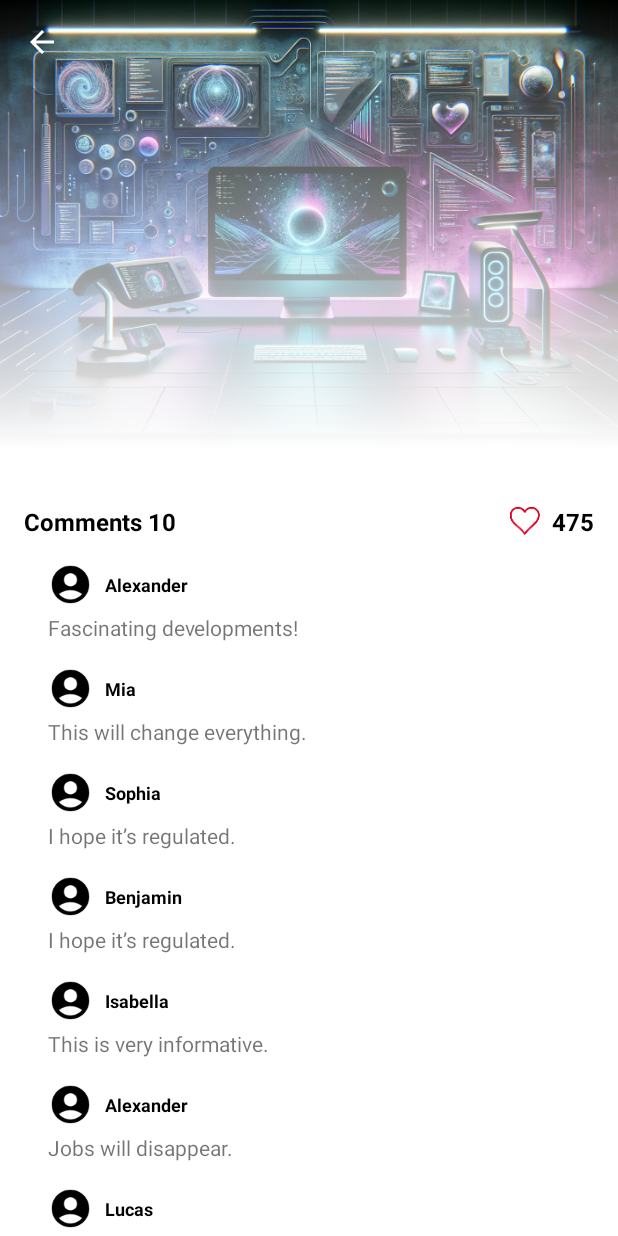
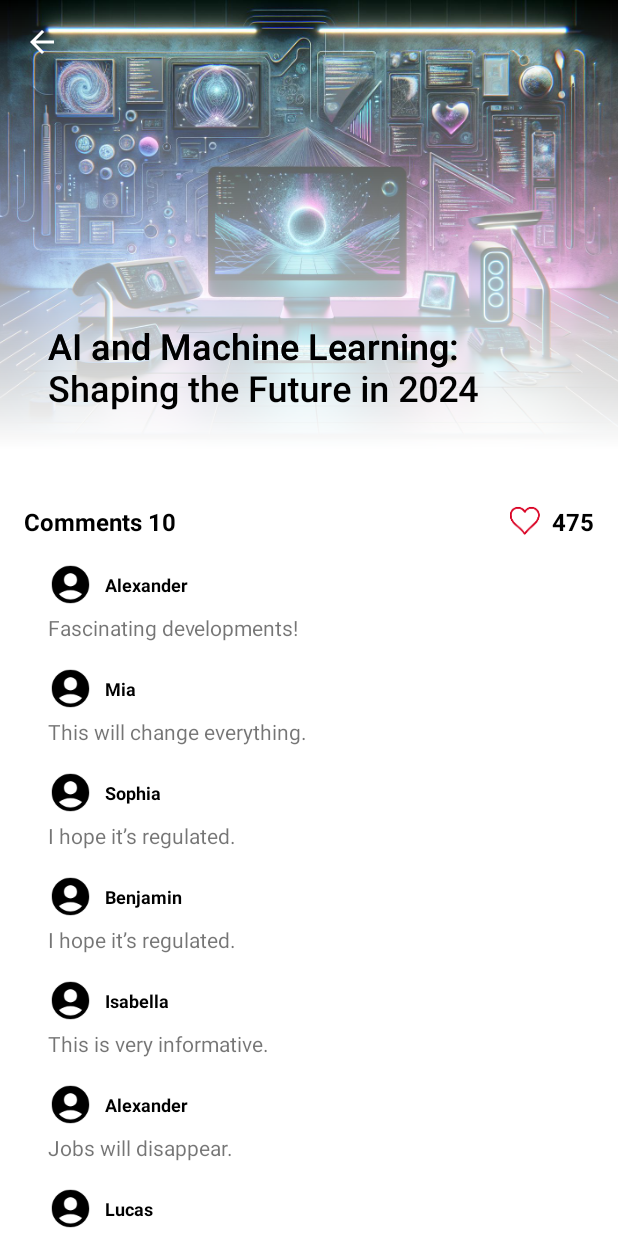
Before and after one commit to dalobarahama/AplikasiSederhana, an Android app: the screen it shows after launch (DetailActivity), after a tap on "AI and Machine Learning: Shaping the Fut", on a phone screen of 412 x 824 dp. Run offline under Robolectric (Android 15) with nearby library versions, the phone set to English and light mode, and no system bars; our stand-ins replace CircleImageView; pictures from the network do not load.

Commit message:
change collapsing toolbar title style and update DummyData

```diff
--- a/app/src/main/java/com/example/pengalatdite/aplikasisederhana/DetailActivity.kt
+++ b/app/src/main/java/com/example/pengalatdite/aplikasisederhana/DetailActivity.kt
@@ -5,7 +5,6 @@ import android.content.Intent
 import android.os.Build
 import android.os.Bundle
 import android.text.Html
-import android.util.Log
 import android.view.MenuItem
 import android.widget.ImageView
 import android.widget.TextView
@@ -17,6 +16,7 @@ import androidx.core.content.ContextCompat
 import androidx.recyclerview.widget.LinearLayoutManager
 import androidx.recyclerview.widget.RecyclerView
 import com.bumptech.glide.Glide
+import com.google.android.material.appbar.CollapsingToolbarLayout
 
 class DetailActivity : AppCompatActivity() {
 
@@ -46,6 +46,7 @@ class DetailActivity : AppCompatActivity() {
         val sbCategories: StringBuilder = StringBuilder()
 
         val toolbar = findViewById<Toolbar>(R.id.toolbar)
+        val collapsingToolbar = findViewById<CollapsingToolbarLayout>(R.id.collapsing_toolbar)
         val bannerImage = findViewById<ImageView>(R.id.bannerImage)
         val loveImage = findViewById<ImageView>(R.id.loveImage)
         val newsDescription = findViewById<TextView>(R.id.newsDescription)
@@ -59,6 +60,7 @@ class DetailActivity : AppCompatActivity() {
         supportActionBar?.setDisplayShowHomeEnabled(true)
         supportActionBar?.setDisplayShowTitleEnabled(false)
         toolbar.navigationIcon?.setTint(ContextCompat.getColor(this, R.color.colorWhite))
+        collapsingToolbar.title = newsData?.judulBerita
 
         totalLikes.text = newsData?.likes.toString()
         totalComments.text = newsData?.comments?.size.toString()
@@ -79,13 +81,18 @@ class DetailActivity : AppCompatActivity() {
                 .load(R.drawable.heart)
                 .into(loveImage)
         }
+
         Glide.with(this)
             .asBitmap()
             .load(newsData!!.gambarBerita)
             .into(bannerImage)
 
-        for (category in newsData!!.categories) {
-            sbCategories.append(category).append(", ")
+        newsData?.categories?.forEachIndexed { index, string ->
+            if (index < (newsData?.categories?.size?.minus(1) ?: 0)) {
+                sbCategories.append(string).append(", ")
+            } else {
+                sbCategories.append(string)
+            }
         }
         categories.text = sbCategories
 
@@ -109,7 +116,6 @@ class DetailActivity : AppCompatActivity() {
                     .load(R.drawable.heart_outline)
                     .into(loveImage)
             }
-            Log.d("onLoveImageClicked", "clicked")
         }
 
         rvComments.layoutManager = LinearLayoutManager(this, RecyclerView.VERTICAL, false)
--- a/app/src/main/java/com/example/pengalatdite/aplikasisederhana/DummyData.kt
+++ b/app/src/main/java/com/example/pengalatdite/aplikasisederhana/DummyData.kt
@@ -9,9 +9,13 @@ object DummyData {
                 judulBerita = "AI and Machine Learning: Shaping the Future in 2024",
                 deskripsiBerita = """
             <p>The year 2024 marks a monumental shift in the world of technology. Groundbreaking innovations in artificial intelligence (AI) and machine learning (ML) are revolutionizing industries from healthcare to transportation. AI-driven systems are now capable of performing tasks once thought impossible, such as diagnosing complex diseases, piloting autonomous vehicles, and even creating original works of art.</p>
+            <br/>
             <p>These advancements are not only boosting efficiency but are also opening doors to a future where technology seamlessly integrates into every aspect of daily life. However, as these technologies evolve, concerns about their impact on human labor are growing, and we are beginning to see the effects on various industries.</p>
+            <br/>
             <p>Experts predict that by 2030, nearly 30% of jobs currently held by humans could be automated. But while some see this as a threat, others see it as an opportunity to upskill the workforce and create jobs in new fields.</p>
+            <br/>
             <p>As AI systems become more autonomous, concerns about data privacy, job displacement, and ethical implications have intensified. The race to regulate AI is becoming urgent, with governments and corporations debating how to ensure these technologies benefit humanity while mitigating risks.</p>
+            <br/>
             <p>2024 is shaping up to be a pivotal year in the tech industry, with far-reaching consequences that will shape our world for decades to come. Whether these changes will be beneficial or detrimental largely depends on how we approach the regulation and implementation of these systems.</p>
         """.trimIndent(),
                 namaPenulis = "John Doe",
@@ -27,9 +31,13 @@ object DummyData {
                 judulBerita = "Global Stock Markets Surge Amid Optimism in 2024",
                 deskripsiBerita = """
             <p>The global stock markets have experienced an unexpected surge, reaching unprecedented highs in 2024. Investors are flocking back to equities, buoyed by strong earnings reports and optimism about the future of the global economy.</p>
+            <br/>
             <p>Despite recent geopolitical tensions and lingering concerns about inflation, the markets have remained resilient, with major indices breaking records. Analysts believe that strong corporate earnings are driving the bullish sentiment, although the long-term sustainability of this trend remains uncertain.</p>
+            <br/>
             <p>Skeptics warn that the market could be due for a correction, especially given the volatility seen in recent years. Some experts believe that the surge is a result of speculative investment rather than sustainable economic growth, and the coming months will be critical in determining the markets' future direction.</p>
+            <br/>
             <p>Nevertheless, many investors are optimistic about the outlook. With interest rates remaining low, the appeal of equities continues to grow. The question on everyone’s mind is whether the current growth will persist or whether we are headed for a significant market adjustment.</p>
+            <br/>
             <p>As investors continue to watch for signs of change, the coming months will be critical in determining whether the markets can maintain their upward momentum or if a downturn is on the horizon. 2024 may be a historic year for global finance, with long-term implications for investors around the world.</p>
         """.trimIndent(),
                 namaPenulis = "Jane Smith",
@@ -45,9 +53,13 @@ object DummyData {
                 judulBerita = "Climate Change Reaches Critical Point: Extreme Weather Events in 2024",
                 deskripsiBerita = """
             <p>Climate change continues to be one of the most pressing issues of our time, with 2024 witnessing some of the most extreme weather events in recent history. From devastating wildfires in Australia to record-breaking hurricanes in the Atlantic, the effects of a warming planet are becoming impossible to ignore.</p>
+            <br/>
             <p>Scientists are warning that the world is approaching a tipping point, where the damage caused by climate change could become irreversible if immediate action is not taken. However, governments and corporations worldwide are grappling with how best to combat these changes while maintaining economic growth.</p>
+            <br/>
             <p>In response to these climate challenges, countries are now implementing aggressive policies aimed at reducing carbon emissions and transitioning to renewable energy sources. Unfortunately, progress has been slow, with some regions still heavily reliant on fossil fuels for their energy needs.</p>
+            <br/>
             <p>The urgency for global cooperation has never been higher. As public pressure mounts, citizens around the world are calling for more robust and rapid measures to address the climate crisis and secure a livable future for the next generation.</p>
+            <br/>
             <p>2024 may be the year that humanity takes the decisive steps necessary to combat climate change. With every passing day, the stakes grow higher, and the world waits to see how global leaders will respond to this unprecedented challenge.</p>
         """.trimIndent(),
                 namaPenulis = "Alex Johnson",
@@ -63,9 +75,13 @@ object DummyData {
                 judulBerita = "Post-Pandemic Travel Boom: Top Destinations to Explore in 2024",
                 deskripsiBerita = """
             <p>The post-pandemic travel boom has reignited a passion for exploration, with millions of people eager to discover new destinations in 2024. As countries reopen their borders and ease restrictions, travel enthusiasts are planning trips to some of the world’s most exciting locations.</p>
+            <br/>
             <p>From the tranquil beaches of Bali to the historical wonders of Rome, there are countless places that promise adventure and relaxation. Travel experts predict that 2024 will be a record-breaking year for tourism, with pent-up demand driving unprecedented growth in the sector.</p>
+            <br/>
             <p>However, the travel boom also brings new challenges. Popular destinations are struggling with overcrowding, and concerns about environmental degradation are growing. Sustainable tourism is now a critical focus for many travel operators.</p>
+            <br/>
             <p>As more travelers seek out eco-friendly options, airlines and tour operators are adjusting their offerings to meet the growing demand for responsible travel. For the environmentally conscious traveler, 2024 offers a wealth of opportunities to explore the world while minimizing their carbon footprint.</p>
+            <br/>
             <p>Whether you're planning a luxury getaway or a backpacking adventure, 2024 is shaping up to be an exciting year for travelers. With more sustainable travel options than ever before, the world is waiting to be explored responsibly and thoughtfully.</p>
         """.trimIndent(),
                 namaPenulis = "Emily Brown",
@@ -81,9 +97,13 @@ object DummyData {
                 judulBerita = "AI and the Future of Work: Navigating Job Displacement in 2024",
                 deskripsiBerita = """
             <p>As artificial intelligence (AI) continues to evolve, its impact on the workforce is becoming increasingly apparent. AI has already begun to automate many tasks traditionally performed by humans, from customer service roles to manufacturing jobs.</p>
+            <br/>
             <p>While some fear that this will lead to widespread job displacement, others argue that AI will create new opportunities in industries we have yet to imagine. The future of work in 2024 is a topic of much debate, with experts divided on whether AI will be a net positive or negative for the economy.</p>
+            <br/>
             <p>In response to these changes, companies are investing heavily in reskilling programs to prepare workers for an AI-driven future. Workers will need to adapt quickly to thrive in this new landscape.</p>
+            <br/>
             <p>Meanwhile, policymakers are grappling with how to regulate the use of AI to ensure that its benefits are shared widely across society. Many believe that regulation is essential to prevent the concentration of power in a few large companies.</p>
+            <br/>
             <p>The role of AI in shaping the workforce will be one of the defining issues of our time. Whether it leads to a brighter future or deepens societal divides will depend largely on how these technologies are developed and implemented in the years to come.</p>
         """.trimIndent(),
                 namaPenulis = "Michael Green",
@@ -99,9 +119,13 @@ object DummyData {
                 judulBerita = "2024: A Year of Triumph and Transition in Sports",
                 deskripsiBerita = """
             <p>In the world of sports, 2024 has been a year of both triumph and heartbreak. Athletes across various disciplines have broken records, while others have faced unexpected setbacks in their careers.</p>
+            <br/>
             <p>The Summer Olympics, held in Paris, was the highlight of the year, with athletes from around the world competing at the highest level. Among the standout moments was the performance of sprinters who shattered records in the 100m and 200m events.</p>
+            <br/>
             <p>In football, the World Cup qualifiers are heating up, with unexpected teams making it to the top of the standings. The road to the 2026 World Cup is shaping up to be one of the most competitive yet.</p>
+            <br/>
             <p>Meanwhile, the world of tennis has seen a new generation of players rising to challenge the old guard. With some veteran players retiring, the sport is entering a new era.</p>
+            <br/>
             <p>2024 will be remembered as a year of transition in sports, where new champions emerged and the legends of the past took their final bow. Fans are eagerly awaiting what comes next as the sporting world continues to evolve.</p>
         """.trimIndent(),
                 namaPenulis = "Sarah White",
@@ -117,9 +141,13 @@ object DummyData {
                 judulBerita = "Sustainability in Fashion: The Eco-Friendly Movement in 2024",
                 deskripsiBerita = """
             <p>2024 is shaping up to be a pivotal year for the fashion industry, as sustainability continues to take center stage. More brands than ever are focusing on eco-friendly designs, from using recycled materials to reducing water consumption in production processes.</p>
+            <br/>
             <p>The shift towards sustainability is being driven by both consumers and regulators, as the environmental impact of the fashion industry has become impossible to ignore. Fast fashion brands, in particular, are facing increasing scrutiny for their wasteful practices.</p>
+            <br/>
             <p>At the same time, new technologies are emerging that could revolutionize how clothes are made. From 3D printing to fabric innovations, the fashion industry is entering an exciting period of change.</p>
+            <br/>
             <p>However, there are challenges ahead. Many smaller brands struggle to compete with larger companies that can afford the transition to sustainable practices. For these brands, balancing environmental responsibility with financial viability is a delicate task.</p>
+            <br/>
             <p>The future of fashion in 2024 and beyond will depend on the ability of the industry to adapt to these new realities. As consumers become more environmentally conscious, the demand for sustainable fashion is only expected to grow.</p>
         """.trimIndent(),
                 namaPenulis = "Laura Martinez",
@@ -135,9 +163,13 @@ object DummyData {
                 judulBerita = "Streaming Platforms Dominate the Entertainment Industry in 2024",
                 deskripsiBerita = """
             <p>In 2024, the entertainment industry is undergoing a transformation as streaming platforms continue to dominate the media landscape. Traditional TV and movie theaters are struggling to compete with the convenience and variety offered by streaming services like Netflix, Disney+, and Amazon Prime.</p>
+            <br/>
             <p>This shift is not just affecting how content is consumed, but also how it is produced. Major studios are now investing heavily in exclusive content for their streaming platforms, with some even bypassing theatrical releases altogether.</p>
+            <br/>
             <p>Meanwhile, the rise of independent creators on platforms like YouTube and TikTok is challenging the traditional power structures of Hollywood. These platforms allow creators to reach millions of viewers without the backing of major studios, giving rise to a new wave of digital stars.</p>
+            <br/>
             <p>As the entertainment landscape evolves, questions remain about the future of traditional media. Will movie theaters survive in the age of streaming, or will they become a niche experience? And how will the industry adapt to the growing power of independent creators?</p>
+            <br/>
             <p>2024 is shaping up to be a year of change for entertainment, as audiences continue to shift towards digital platforms. The industry is at a crossroads, and the decisions made in the coming years will shape its future for decades to come.</p>
         """.trimIndent(),
                 namaPenulis = "David Clark",
@@ -153,9 +185,13 @@ object DummyData {
                 judulBerita = "Education in 2024: The Rise of Hybrid and Online Learning Models",
                 deskripsiBerita = """
             <p>In the realm of education, 2024 is a year of innovation and transformation. The pandemic accelerated the adoption of online learning, and many of these changes have persisted even as schools and universities return to in-person classes.</p>
+            <br/>
             <p>Hybrid learning models are now common, blending online and traditional classroom experiences to offer more flexibility to students. These models have been particularly beneficial for non-traditional students, such as working professionals and parents.</p>
+            <br/>
             <p>At the same time, new educational technologies are enhancing the learning experience. From AI-powered tutoring systems to virtual reality classrooms, technology is playing an increasingly important role in education.</p>
+            <br/>
             <p>However, the shift to digital learning has not been without its challenges. Concerns about access to technology and the quality of online education have been raised, particularly for students from disadvantaged backgrounds.</p>
+            <br/>
             <p>2024 marks a turning point for education, as institutions navigate the complexities of integrating technology into the learning process. The future of education is digital, but ensuring that all students have access to high-quality learning remains a critical challenge.</p>
         """.trimIndent(),
                 namaPenulis = "Chris Lewis",
@@ -171,9 +207,13 @@ object DummyData {
                 judulBerita = "Space Exploration in 2024: New Frontiers and the Return to the Moon",
                 deskripsiBerita = """
             <p>The space race is back, and 2024 is a year of major milestones for the exploration of the final frontier. Space agencies and private companies alike are making rapid progress in their missions to explore the moon, Mars, and beyond.</p>
+            <br/>
             <p>NASA’s Artemis program has taken significant steps towards returning humans to the moon, with a crewed mission planned for the near future. Meanwhile, SpaceX continues to push the boundaries of space exploration with its Starship program, which aims to make interplanetary travel a reality.</p>
+            <br/>
             <p>Other countries are also joining the space race. China’s space program has made impressive strides, and the European Space Agency is developing new technologies to explore distant planets.</p>
+            <br/>
             <p>While the excitement around space exploration is growing, there are also concerns about the militarization of space. As more nations develop space capabilities, the risk of conflict in space is increasing, and international regulations will be essential to maintain peace.</p>
+            <br/>
             <p>2024 is a landmark year for space exploration, with new missions launching and humanity getting closer than ever to becoming a multi-planetary species. The next decade could see humanity taking its first steps towards a permanent presence in space.</p>
         """.trimIndent(),
                 namaPenulis = "Jessica Brown",
--- a/app/src/main/java/com/example/pengalatdite/aplikasisederhana/MainActivity.kt
+++ b/app/src/main/java/com/example/pengalatdite/aplikasisederhana/MainActivity.kt
@@ -88,11 +88,6 @@ class MainActivity : AppCompatActivity() {
             }
 
             fetchNewsData()
-
-            Log.d(
-                "onLoveImageClicked",
-                "position $position, data likes ${data?.likes}, newsData likes ${newsData[position!!].likes}"
-            )
         }
     }
 }
--- a/app/src/main/res/layout/activity_detail.xml
+++ b/app/src/main/res/layout/activity_detail.xml
@@ -12,9 +12,14 @@
         android:theme="@style/AppTheme.NoActionBar">
 
         <com.google.android.material.appbar.CollapsingToolbarLayout
+            android:id="@+id/collapsing_toolbar"
             android:layout_width="match_parent"
             android:layout_height="match_parent"
-            app:layout_scrollFlags="scroll|exitUntilCollapsed">
+            app:collapsedTitleTextAppearance="@style/CollapsedToolbarText"
+            app:expandedTitleGravity="start|bottom"
+            app:expandedTitleTextAppearance="@style/ExpandedToolbarText"
+            app:layout_scrollFlags="scroll|exitUntilCollapsed"
+            app:maxLines="3">
 
             <ImageView
                 android:id="@+id/bannerImage"
@@ -30,7 +35,9 @@
                 android:id="@+id/toolbar"
                 android:layout_width="match_parent"
                 android:layout_height="?attr/actionBarSize"
-                app:layout_collapseMode="pin" />
+                app:layout_collapseMode="pin">
+
+            </androidx.appcompat.widget.Toolbar>
 
         </com.google.android.material.appbar.CollapsingToolbarLayout>
 
@@ -57,11 +64,20 @@
                 android:orientation="horizontal">
 
                 <TextView
+                    android:layout_width="wrap_content"
+                    android:layout_height="wrap_content"
+                    android:text="Categories:"
+                    android:textColor="@color/colorBlack"
+                    android:textSize="16sp"
+                    android:textStyle="bold" />
+
+                <TextView
                     android:id="@+id/news_categories"
                     android:layout_width="wrap_content"
                     android:layout_height="wrap_content"
+                    android:layout_marginStart="4dp"
                     android:textColor="@color/colorBlack"
-                    android:textSize="18sp"
+                    android:textSize="16sp"
                     android:textStyle="bold"
                     tools:text="Tags" />
 
--- a/app/src/main/res/values/styles.xml
+++ b/app/src/main/res/values/styles.xml
@@ -10,4 +10,18 @@
         <item name="windowActionBar">false</item>
         <item name="windowNoTitle">true</item>
     </style>
+
+    <style name="CollapsedToolbarText" parent="TextAppearance.AppCompat.Widget.ActionBar.Title">
+        <item name="android:textColor">@android:color/white</item>
+        <item name="android:textSize">18sp</item>
+        <item name="android:maxLines">3</item>
+    </style>
+
+    <style name="ExpandedToolbarText" parent="TextAppearance.AppCompat.Widget.ActionBar.Title.Inverse">
+        <item name="android:textColor">@android:color/black</item>
+        <item name="android:textSize">24sp</item>
+        <item name="android:maxLines">3</item>
+        <item name="android:ellipsize">end</item>
+    </style>
+
 </resources>
```
